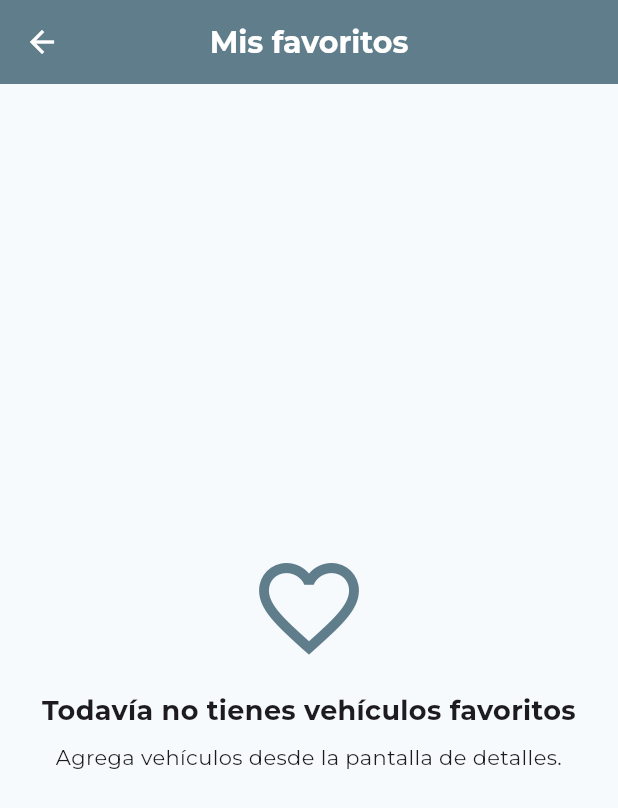
After one commit to fmoran54/auto_explorer2.0, a Flutter app: the FavoritosScreen screen opened directly, on a phone screen of 412 x 824 dp. The commit adds this screen. Shown: the top 808 px of the screen. Run offline on Flutter 3.47's test engine with Material 3 defaults, Android fonts, the phone set to English and light mode, and no system bars; our stand-ins replace google_fonts.

Commit message:
Creación de componente reutilizable para listas vacías

```diff
--- a/lib/screens/favoritos_screen.dart
+++ b/lib/screens/favoritos_screen.dart
@@ -3,6 +3,7 @@ import 'package:provider/provider.dart';
 
 import '../models/vehiculo.dart';
 import '../providers/favoritos_provider.dart';
+import '../widgets/mensaje_lista_vacia.dart';
 import 'detalle_screen.dart';
 
 class FavoritosScreen extends StatelessWidget {
@@ -36,34 +37,11 @@ class FavoritosScreen extends StatelessWidget {
               favoritosProvider.vehiculosFavoritos;
 
           if (vehiculosFavoritos.isEmpty) {
-            return const Center(
-              child: Padding(
-                padding: EdgeInsets.all(24),
-                child: Column(
-                  mainAxisAlignment: MainAxisAlignment.center,
-                  children: [
-                    Icon(
-                      Icons.favorite_border,
-                      size: 80,
-                      color: Colors.blueGrey,
-                    ),
-                    SizedBox(height: 16),
-                    Text(
-                      'Todavía no tienes vehículos favoritos',
-                      textAlign: TextAlign.center,
-                      style: TextStyle(
-                        fontSize: 18,
-                        fontWeight: FontWeight.bold,
-                      ),
-                    ),
-                    SizedBox(height: 8),
-                    Text(
-                      'Agrega vehículos desde la pantalla de detalles.',
-                      textAlign: TextAlign.center,
-                    ),
-                  ],
-                ),
-              ),
+            return const MensajeListaVacia(
+              icono: Icons.favorite_border,
+              titulo: 'Todavía no tienes vehículos favoritos',
+              mensaje:
+                  'Agrega vehículos desde la pantalla de detalles.',
             );
           }
 
--- /dev/null
+++ b/lib/widgets/mensaje_lista_vacia.dart
@@ -0,0 +1,47 @@
+import 'package:flutter/material.dart';
+
+class MensajeListaVacia extends StatelessWidget {
+  final IconData icono;
+  final String titulo;
+  final String mensaje;
+
+  const MensajeListaVacia({
+    super.key,
+    required this.icono,
+    required this.titulo,
+    required this.mensaje,
+  });
+
+  @override
+  Widget build(BuildContext context) {
+    return Center(
+      child: Padding(
+        padding: const EdgeInsets.all(24),
+        child: Column(
+          mainAxisAlignment: MainAxisAlignment.center,
+          children: [
+            Icon(
+              icono,
+              size: 80,
+              color: Colors.blueGrey,
+            ),
+            const SizedBox(height: 16),
+            Text(
+              titulo,
+              textAlign: TextAlign.center,
+              style: const TextStyle(
+                fontSize: 18,
+                fontWeight: FontWeight.bold,
+              ),
+            ),
+            const SizedBox(height: 8),
+            Text(
+              mensaje,
+              textAlign: TextAlign.center,
+            ),
+          ],
+        ),
+      ),
+    );
+  }
+}
```
